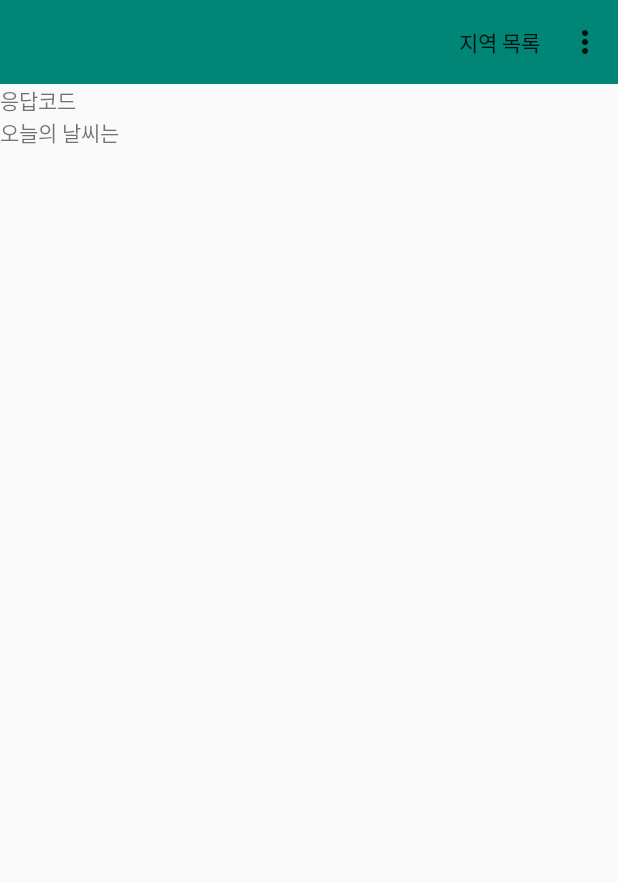
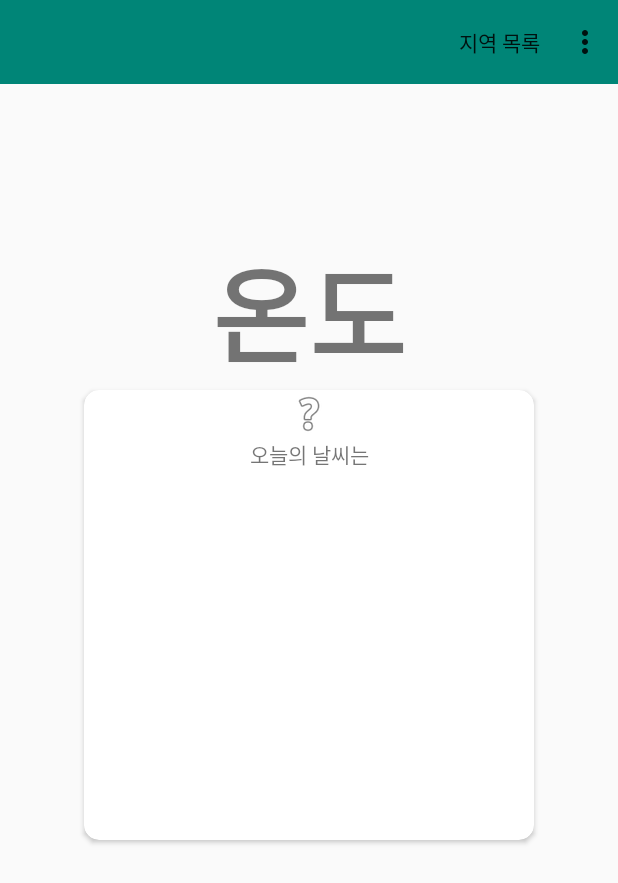
Before and after one commit to JeonJaewon/weather, an Android app: the screen it shows after launch (MainActivity), on a phone screen of 412 x 824 dp. Shown: the top 883 px of the screen. Run offline under Robolectric (Android 15) with nearby library versions, the phone set to English and light mode, and no system bars.

Commit message:
layout 작업중

```diff
--- a/app/build.gradle
+++ b/app/build.gradle
@@ -30,6 +30,7 @@ dependencies {
     implementation 'androidx.core:core-ktx:1.3.0'
     implementation 'androidx.constraintlayout:constraintlayout:1.1.3'
     implementation 'androidx.legacy:legacy-support-v4:1.0.0'
+    implementation 'androidx.cardview:cardview:1.0.0'
     testImplementation 'junit:junit:4.12'
     androidTestImplementation 'androidx.test.ext:junit:1.1.1'
     androidTestImplementation 'androidx.test.espresso:espresso-core:3.2.0'
--- a/app/src/main/java/com/example/weather_rabbit/HomeFragment.kt
+++ b/app/src/main/java/com/example/weather_rabbit/HomeFragment.kt
@@ -20,7 +20,7 @@ class HomeFragment : Fragment(){
     var curY : Double = 0.0
     val networkTask = NetworkTask()
 
-    lateinit var resText : TextView
+    lateinit var t3hText : TextView
     override fun onCreateView(
         inflater: LayoutInflater, container: ViewGroup?,
         savedInstanceState: Bundle?
@@ -42,7 +42,7 @@ class HomeFragment : Fragment(){
 
     override fun onViewCreated(view: View, savedInstanceState: Bundle?) {
 
-        resText = resCode
+        t3hText = t3h_text
 
         //swipe layout
         swipe_layout.setOnRefreshListener {
@@ -154,7 +154,7 @@ class HomeFragment : Fragment(){
 
         override fun onPostExecute(result: Double?) {
             super.onPostExecute(result)
-            resText.text = result.toString()
+            t3hText.text = result.toString()
         }
 
         // 일의자리 수일 경우 앞에 0 붙이기
--- a/app/src/main/res/layout/fragment_home.xml
+++ b/app/src/main/res/layout/fragment_home.xml
@@ -1,6 +1,7 @@
 <?xml version="1.0" encoding="utf-8"?>
 
 <LinearLayout xmlns:tools="http://schemas.android.com/tools"
+    xmlns:app="http://schemas.android.com/apk/res-auto"
     android:id="@+id/frag_home_layout"
     android:layout_width="match_parent"
     android:layout_height="wrap_content"
@@ -9,22 +10,46 @@
 
 <!--    <include layout="@layout/main_toolbar"/>-->
 
-    <TextView
-        android:id="@+id/resCode"
-        android:layout_width="wrap_content"
-        android:layout_height="wrap_content"
-        android:text="응답코드" />
 
     <androidx.swiperefreshlayout.widget.SwipeRefreshLayout
         android:id="@+id/swipe_layout"
         android:layout_width="match_parent"
         android:layout_height="match_parent">
-
-        <TextView
+        <RelativeLayout
             android:layout_width="match_parent"
-            android:layout_height="wrap_content"
-            android:text="오늘의 날씨는" />
-
+            android:layout_height="match_parent">
+            <TextView
+                android:id="@+id/t3h_text"
+                android:layout_width="match_parent"
+                android:layout_height="wrap_content"
+                android:layout_marginTop="100dp"
+                android:textSize="70sp"
+                android:textStyle="bold"
+                android:textAlignment="center"
+                android:text="온도" />
+            <androidx.cardview.widget.CardView
+                android:layout_width="300dp"
+                android:layout_height="300dp"
+                android:layout_below="@id/t3h_text"
+                android:layout_centerHorizontal="true"
+                app:cardCornerRadius="10dp">
+                <RelativeLayout
+                    android:layout_width="wrap_content"
+                    android:layout_height="match_parent">
+                    <ImageView
+                        android:id="@+id/weather_image"
+                        android:layout_width="match_parent"
+                        android:layout_height="wrap_content"
+                        app:srcCompat="@android:drawable/ic_menu_help" />
+                    <TextView
+                        android:layout_width="match_parent"
+                        android:textAlignment="center"
+                        android:layout_height="wrap_content"
+                        android:layout_below="@+id/weather_image"
+                        android:text="오늘의 날씨는" />
+                </RelativeLayout>
+            </androidx.cardview.widget.CardView>
+        </RelativeLayout>
     </androidx.swiperefreshlayout.widget.SwipeRefreshLayout>
 
 </LinearLayout>
```
